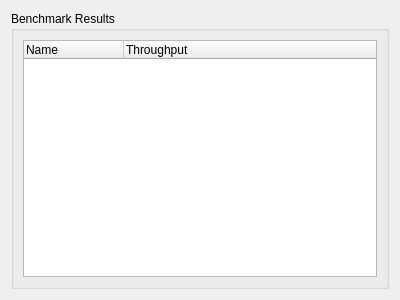
Old version of the form apps/Qt/Views/BenchmarkResultsView/BenchmarkResultsView.ui in the repository klapeto/elpida.
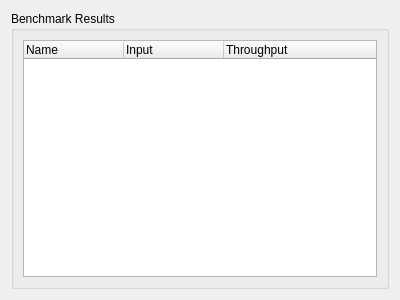
New version of the form.

Diff of the .ui file:
```diff
--- a/apps/Qt/Views/BenchmarkResultsView/BenchmarkResultsView.ui
+++ b/apps/Qt/Views/BenchmarkResultsView/BenchmarkResultsView.ui
@@ -23,13 +23,18 @@
       <item>
        <widget class="QTreeWidget" name="twResultList">
         <property name="columnCount">
-         <number>2</number>
+         <number>3</number>
         </property>
         <column>
          <property name="text">
           <string>Name</string>
          </property>
         </column>
+        <column>
+         <property name="text">
+          <string>Input</string>
+         </property>
+        </column>
         <column>
          <property name="text">
           <string>Throughput</string>
```
